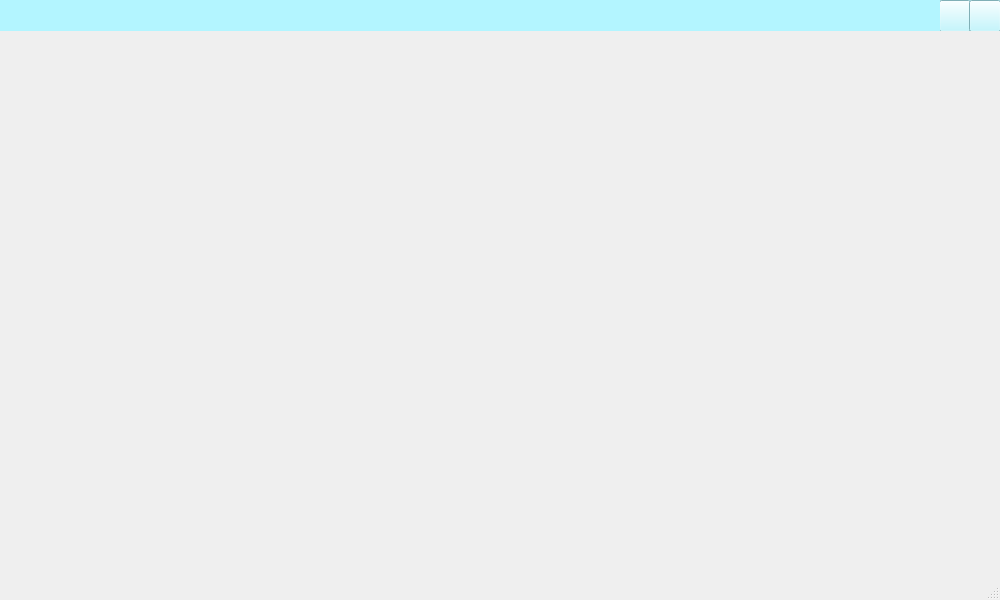
The window that QtGui/siruspatcherwindow.ui (MrSago/SirusPatcher) describes before a commit, drawn with Qt 5.
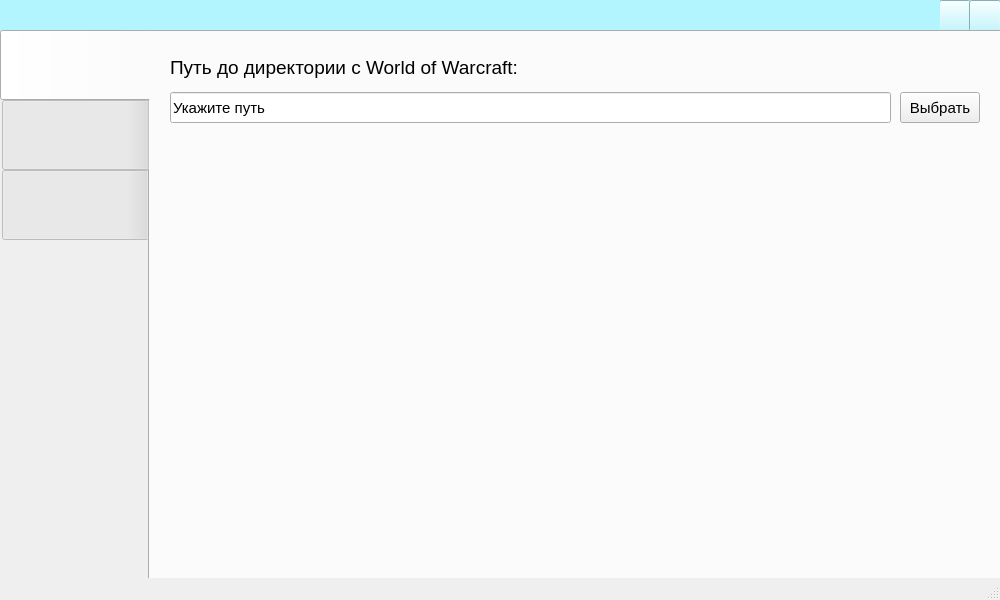
The same window after the commit. Icons and pictures are not drawn. Custom widgets are drawn as their Qt base class.

```diff
--- a/QtGui/siruspatcherwindow.ui
+++ b/QtGui/siruspatcherwindow.ui
@@ -69,10 +69,15 @@
       <rect>
        <x>32</x>
        <y>4</y>
-       <width>111</width>
+       <width>321</width>
        <height>21</height>
       </rect>
      </property>
+     <property name="font">
+      <font>
+       <pointsize>10</pointsize>
+      </font>
+     </property>
      <property name="text">
       <string/>
      </property>
@@ -186,8 +191,119 @@
     <zorder>HideButton</zorder>
     <zorder>CloseButton</zorder>
    </widget>
+   <widget class="QTabWidget" name="MainTabWidget">
+    <property name="geometry">
+     <rect>
+      <x>0</x>
+      <y>30</y>
+      <width>1001</width>
+      <height>551</height>
+     </rect>
+    </property>
+    <property name="styleSheet">
+     <string notr="true">QTabBar::tab { height: 70px; width: 150px; }</string>
+    </property>
+    <property name="tabPosition">
+     <enum>QTabWidget::West</enum>
+    </property>
+    <property name="currentIndex">
+     <number>0</number>
+    </property>
+    <widget class="QWidget" name="SettingsTab">
+     <property name="styleSheet">
+      <string notr="true"/>
+     </property>
+     <attribute name="title">
+      <string/>
+     </attribute>
+     <widget class="QPushButton" name="ChooseDirectoryButton">
+      <property name="geometry">
+       <rect>
+        <x>750</x>
+        <y>60</y>
+        <width>80</width>
+        <height>31</height>
+       </rect>
+      </property>
+      <property name="font">
+       <font>
+        <pointsize>11</pointsize>
+       </font>
+      </property>
+      <property name="text">
+       <string>Выбрать</string>
+      </property>
+     </widget>
+     <widget class="QLabel" name="DirectoryLabel">
+      <property name="geometry">
+       <rect>
+        <x>20</x>
+        <y>20</y>
+        <width>431</width>
+        <height>31</height>
+       </rect>
+      </property>
+      <property name="font">
+       <font>
+        <pointsize>14</pointsize>
+       </font>
+      </property>
+      <property name="text">
+       <string>Путь до директории с World of Warcraft:</string>
+      </property>
+     </widget>
+     <widget class="QLineEdit" name="DirectoryLine">
+      <property name="geometry">
+       <rect>
+        <x>20</x>
+        <y>60</y>
+        <width>721</width>
+        <height>31</height>
+       </rect>
+      </property>
+      <property name="font">
+       <font>
+        <pointsize>11</pointsize>
+       </font>
+      </property>
+      <property name="text">
+       <string>Укажите путь</string>
+      </property>
+      <property name="readOnly">
+       <bool>true</bool>
+      </property>
+      <property name="clearButtonEnabled">
+       <bool>false</bool>
+      </property>
+     </widget>
+    </widget>
+    <widget class="QWidget" name="SpellTab">
+     <attribute name="title">
+      <string/>
+     </attribute>
+    </widget>
+    <widget class="QWidget" name="AboutTab">
+     <attribute name="title">
+      <string/>
+     </attribute>
+     <widget class="QLabel" name="AboutLabel">
+      <property name="geometry">
+       <rect>
+        <x>770</x>
+        <y>510</y>
+        <width>61</width>
+        <height>21</height>
+       </rect>
+      </property>
+      <property name="text">
+       <string>by MrS4g0</string>
+      </property>
+     </widget>
+    </widget>
+   </widget>
    <zorder>HeaderButtonsWidget</zorder>
    <zorder>HeaderWidget</zorder>
+   <zorder>MainTabWidget</zorder>
   </widget>
   <widget class="QStatusBar" name="StatusBar"/>
  </widget>
```
